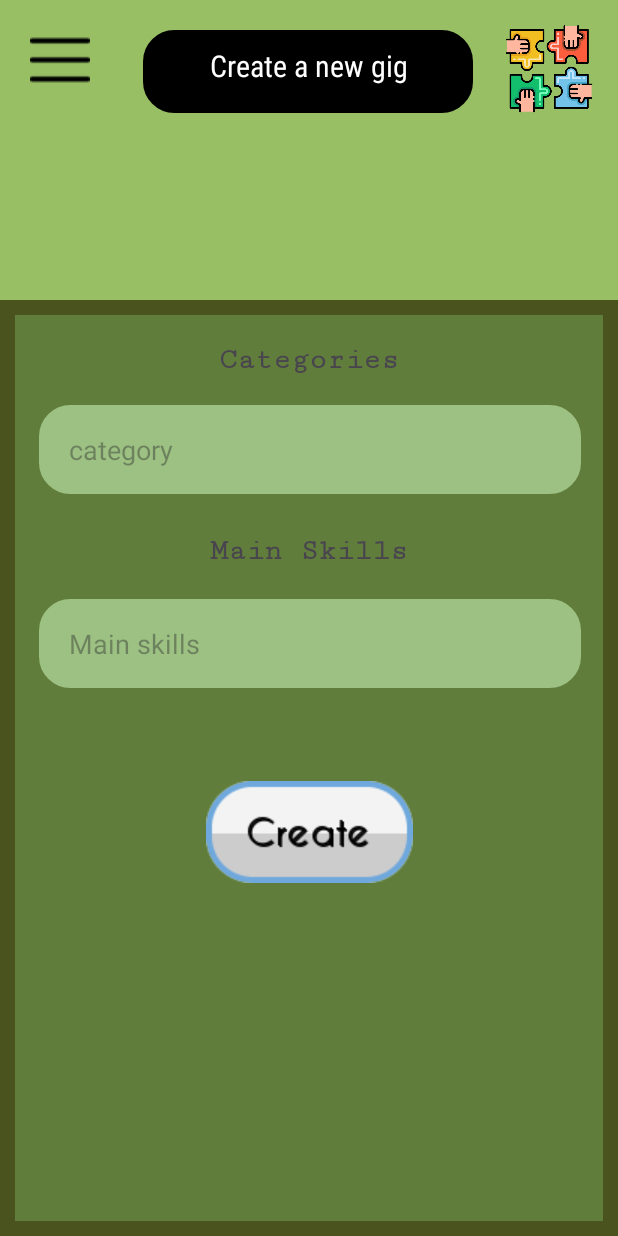
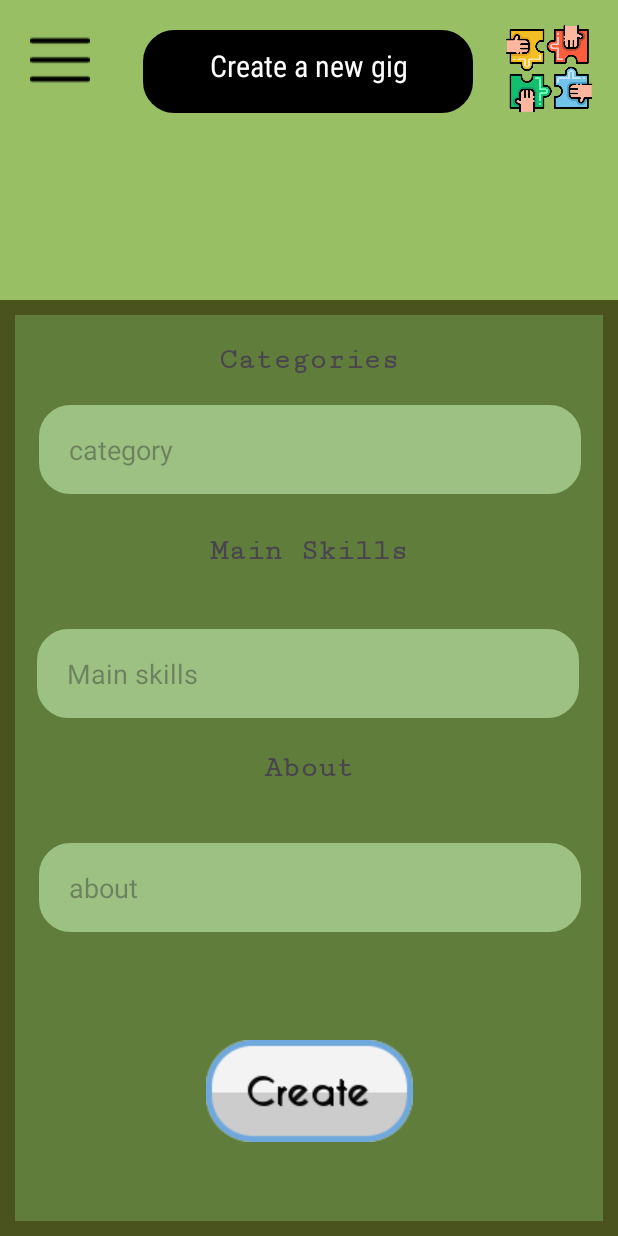
Before and after one commit to it21203794/MAD-group-3.2--LK-Economic-Solution, an Android app: the create_new_gig screen opened directly, with no data from a screen before it, on a phone screen of 412 x 824 dp. Run offline under Robolectric (Android 15) with nearby library versions, the light colour scheme and no system bars; our stand-ins replace Firebase (no records; nobody signed in at launch, a user with empty details on screens opened directly).

Commit message:
comment c_n_g

```diff
--- a/app/src/main/res/layout/create_new_gig.xml
+++ b/app/src/main/res/layout/create_new_gig.xml
@@ -79,6 +79,24 @@
 
 
             <EditText
+                android:id="@+id/about12"
+                android:layout_width="361dp"
+                android:layout_height="59dp"
+                android:background="@drawable/edit_text_border"
+                android:backgroundTint="#9dc183"
+                android:ems="10"
+                android:hint="about"
+                android:inputType="textPersonName"
+                android:paddingLeft="20dp"
+
+                app:layout_constraintBottom_toBottomOf="parent"
+                app:layout_constraintEnd_toEndOf="parent"
+                app:layout_constraintHorizontal_bias="0.516"
+                app:layout_constraintStart_toStartOf="parent"
+                app:layout_constraintTop_toTopOf="parent"
+                app:layout_constraintVertical_bias="0.646" />
+
+            <EditText
                 android:id="@+id/category"
                 android:layout_width="361dp"
                 android:layout_height="59dp"
@@ -126,6 +144,19 @@
                 app:layout_constraintTop_toTopOf="parent"
                 app:layout_constraintVertical_bias="0.251" />
 
+            <TextView
+                android:id="@+id/textView9"
+                android:layout_width="wrap_content"
+                android:layout_height="wrap_content"
+                android:fontFamily="serif-monospace"
+                android:text="About"
+                android:textSize="20dp"
+                android:textStyle="bold"
+                app:layout_constraintBottom_toBottomOf="parent"
+                app:layout_constraintEnd_toEndOf="parent"
+                app:layout_constraintStart_toStartOf="parent"
+                app:layout_constraintTop_toTopOf="parent" />
+
             <EditText
                 android:id="@+id/mainSkill"
                 android:layout_width="361dp"
@@ -133,16 +164,16 @@
                 android:background="@drawable/edit_text_border"
                 android:backgroundTint="#9dc183"
                 android:ems="10"
+                android:hint="Main skills"
                 android:inputType="textPersonName"
                 android:paddingLeft="20dp"
-                android:hint="Main skills"
 
                 app:layout_constraintBottom_toBottomOf="parent"
                 app:layout_constraintEnd_toEndOf="parent"
-                app:layout_constraintHorizontal_bias="0.516"
+                app:layout_constraintHorizontal_bias="0.483"
                 app:layout_constraintStart_toStartOf="parent"
                 app:layout_constraintTop_toTopOf="parent"
-                app:layout_constraintVertical_bias="0.348" />
+                app:layout_constraintVertical_bias="0.384" />
 
             <ImageButton
                 android:id="@+id/btnCreate"
@@ -154,7 +185,7 @@
 
                 app:layout_constraintStart_toStartOf="parent"
                 app:layout_constraintTop_toTopOf="parent"
-                app:layout_constraintVertical_bias="0.583"
+                app:layout_constraintVertical_bias="0.917"
                 app:srcCompat="@drawable/button_create"
                 tools:ignore="SpeakableTextPresentCheck" />
 
```
